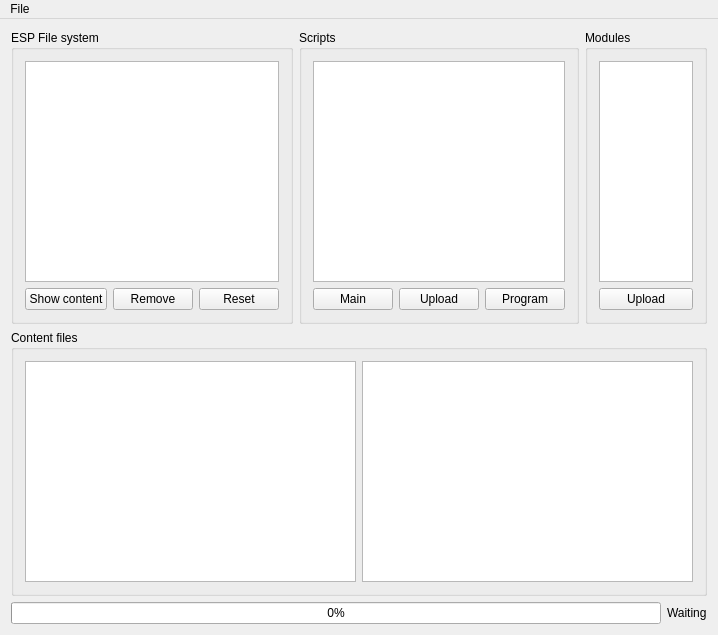
This is mainwindow.ui in Tomekske/ESP8266_Tool as Qt 5 draws it before an edit. The edited form follows.
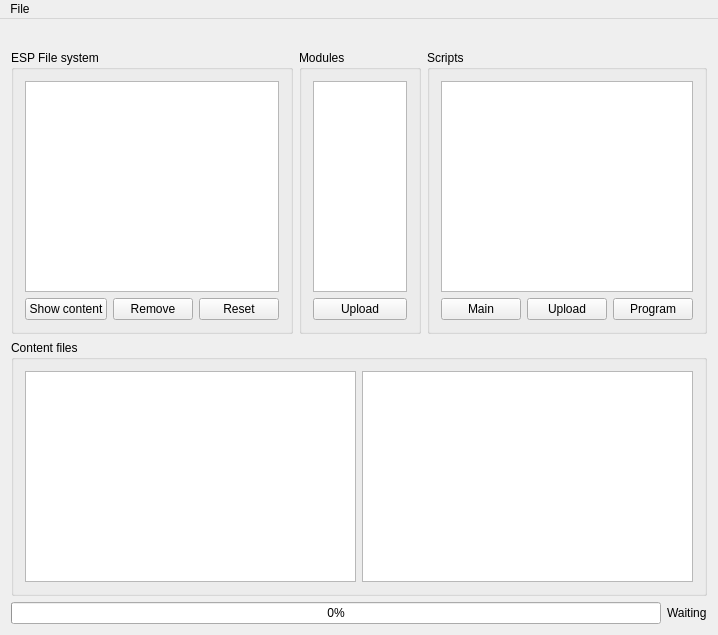
This is the edited form. Icons and pictures are not drawn.

```diff
--- a/mainwindow.ui
+++ b/mainwindow.ui
@@ -19,6 +19,13 @@
   </property>
   <widget class="QWidget" name="centralWidget">
    <layout class="QVBoxLayout" name="verticalLayout_8">
+    <item>
+     <widget class="QLabel" name="lblComPort">
+      <property name="text">
+       <string/>
+      </property>
+     </widget>
+    </item>
     <item>
      <layout class="QVBoxLayout" name="verticalLayout_7">
       <item>
@@ -64,6 +71,29 @@
           </layout>
          </widget>
         </item>
+        <item>
+         <widget class="QGroupBox" name="groupBox_3">
+          <property name="title">
+           <string>Modules</string>
+          </property>
+          <layout class="QVBoxLayout" name="verticalLayout_5">
+           <item>
+            <layout class="QVBoxLayout" name="verticalLayout_4">
+             <item>
+              <widget class="QListWidget" name="listModule"/>
+             </item>
+             <item>
+              <widget class="QPushButton" name="btnUploadModule">
+               <property name="text">
+                <string>Upload</string>
+               </property>
+              </widget>
+             </item>
+            </layout>
+           </item>
+          </layout>
+         </widget>
+        </item>
         <item>
          <widget class="QGroupBox" name="groupBox_2">
           <property name="title">
@@ -105,29 +135,6 @@
           </layout>
          </widget>
         </item>
-        <item>
-         <widget class="QGroupBox" name="groupBox_3">
-          <property name="title">
-           <string>Modules</string>
-          </property>
-          <layout class="QVBoxLayout" name="verticalLayout_5">
-           <item>
-            <layout class="QVBoxLayout" name="verticalLayout_4">
-             <item>
-              <widget class="QListWidget" name="listModule"/>
-             </item>
-             <item>
-              <widget class="QPushButton" name="btnUploadModule">
-               <property name="text">
-                <string>Upload</string>
-               </property>
-              </widget>
-             </item>
-            </layout>
-           </item>
-          </layout>
-         </widget>
-        </item>
        </layout>
       </item>
       <item>
```
